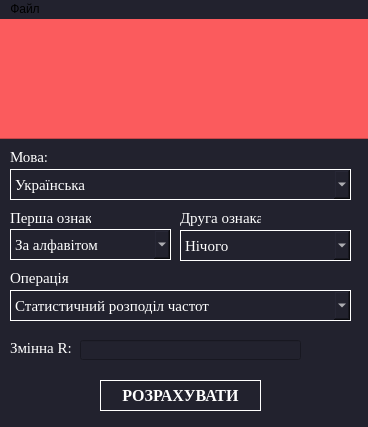
Before: the Qt Designer form mainViushka.ui in NonExistentUsername/proctica, drawn with Qt 5.
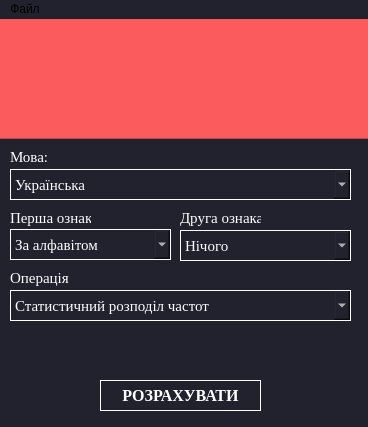
After: the same form once the commit is applied. Icons and pictures are not drawn.

The edit to the form file:
```diff
--- a/mainViushka.ui
+++ b/mainViushka.ui
@@ -401,47 +401,6 @@
      <string>Друга ознака:</string>
     </property>
    </widget>
-   <widget class="QLabel" name="label_5">
-    <property name="geometry">
-     <rect>
-      <x>10</x>
-      <y>321</y>
-      <width>61</width>
-      <height>16</height>
-     </rect>
-    </property>
-    <property name="font">
-     <font>
-      <family>Times New Roman</family>
-      <pointsize>11</pointsize>
-     </font>
-    </property>
-    <property name="styleSheet">
-     <string notr="true">color:white;</string>
-    </property>
-    <property name="text">
-     <string>Змінна R:</string>
-    </property>
-   </widget>
-   <widget class="QLineEdit" name="lineEdit">
-    <property name="geometry">
-     <rect>
-      <x>80</x>
-      <y>321</y>
-      <width>221</width>
-      <height>20</height>
-     </rect>
-    </property>
-    <property name="font">
-     <font>
-      <family>MS Shell Dlg 2</family>
-      <pointsize>11</pointsize>
-     </font>
-    </property>
-    <property name="styleSheet">
-     <string notr="true">color:white</string>
-    </property>
-   </widget>
    <widget class="QFrame" name="frame">
     <property name="geometry">
      <rect>
```
Left out of the diff: 10 changed lines with no effect on the pictures.
